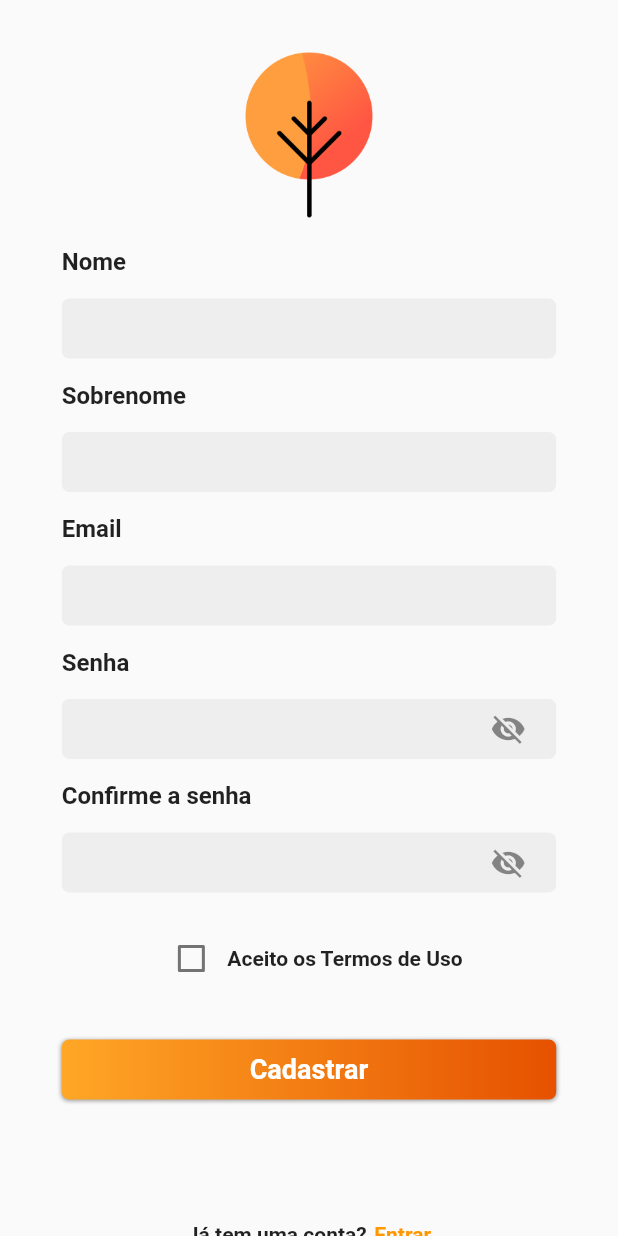
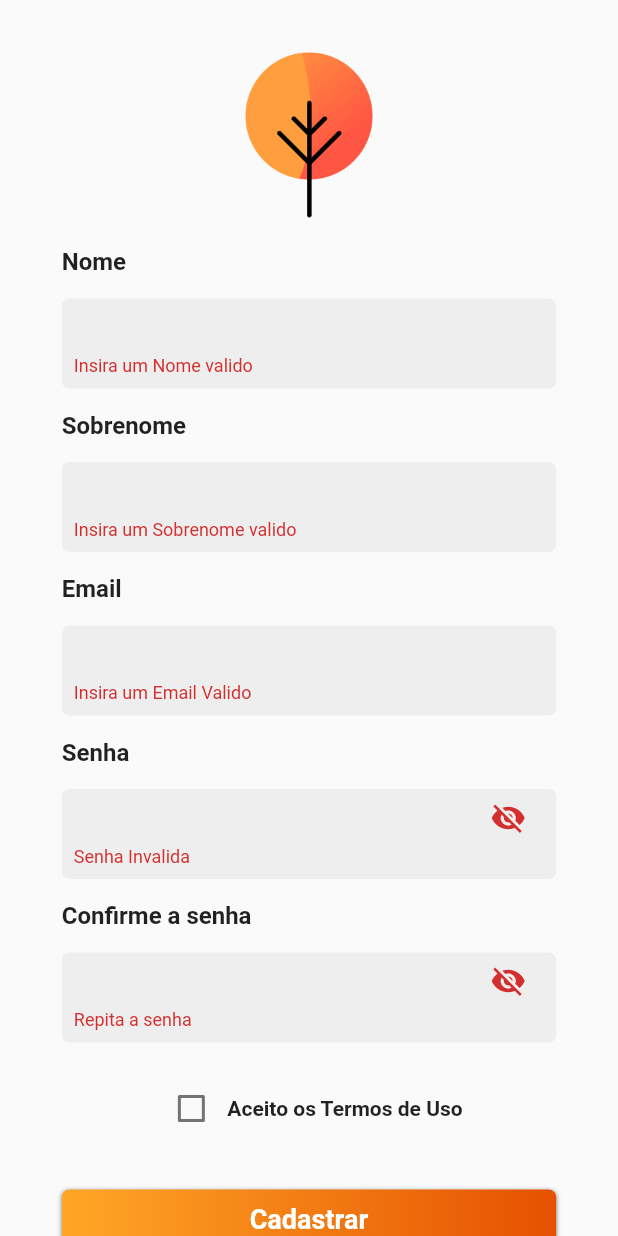
Before and after one commit to Gustavo0Henrick/login_screen, a Flutter app: the RegisterPage screen opened directly, after a tap on "Cadastrar", on a phone screen of 412 x 824 dp. Run offline on Flutter 3.47's test engine with Material 2 defaults, Android fonts, the phone set to English and light mode, and no system bars; our stand-ins replace shared_preferences; accounts and stored records are empty.

```diff
--- a/lib/src/core/component/custom_textformfield.dart
+++ b/lib/src/core/component/custom_textformfield.dart
@@ -4,11 +4,13 @@ import 'package:flutter/material.dart';
 class CustomTextFormField extends StatefulWidget {
   TextEditingController controller;
   Function validator;
+  double height;
 
   CustomTextFormField({
     Key key,
     this.controller,
     this.validator,
+    this.height = 40,
   }) : super(key: key);
 
   @override
@@ -23,7 +25,7 @@ class _CustomTextFormFieldState extends State<CustomTextFormField> {
         color: Colors.grey[200],
         borderRadius: BorderRadius.circular(5),
       ),
-      height: 40,
+      height: widget.height,
       width: MediaQuery.of(context).size.width * 0.8,
       child: Padding(
         padding: EdgeInsets.all(8),
--- a/lib/src/core/component/password_field.dart
+++ b/lib/src/core/component/password_field.dart
@@ -5,11 +5,13 @@ class PasswordField extends StatefulWidget {
   bool password;
   TextEditingController controller;
   Function validator;
+  double height;
   PasswordField({
     Key key,
     this.password,
     this.controller,
     this.validator,
+    this.height = 40,
   }) : super(key: key);
 
   @override
@@ -24,7 +26,7 @@ class _PasswordFieldState extends State<PasswordField> {
         color: Colors.grey[200],
         borderRadius: BorderRadius.circular(5),
       ),
-      height: 40,
+      height: widget.height,
       width: MediaQuery.of(context).size.width * 0.8,
       child: Padding(
         padding: EdgeInsets.all(8),
--- a/lib/src/core/constants/routes.dart
+++ b/lib/src/core/constants/routes.dart
@@ -1,4 +1,6 @@
 class Routes {
   static const signUp =
-      "https://identitytoolkit.googleapis.com/v1/accounts:signInWithCustomToken?key=AIzaSyBBr50PuwJacfZknqEW-yLBNNWd8Mbl3y4";
+      "https://identitytoolkit.googleapis.com/v1/accounts:signUp?key=AIzaSyBBr50PuwJacfZknqEW-yLBNNWd8Mbl3y4";
+  static const signIn =
+      "https://identitytoolkit.googleapis.com/v1/accounts:signInWithPassword?key=AIzaSyBBr50PuwJacfZknqEW-yLBNNWd8Mbl3y4";
 }
--- /dev/null
+++ b/lib/src/pages/login/login_service.dart
@@ -0,0 +1,15 @@
+import 'package:http/http.dart' as http;
+import 'package:login_screen/src/core/constants/routes.dart';
+import 'dart:convert';
+
+class LoginService {
+  login(String email, String password) async {
+    http.Response response = await http.post(Routes.signIn,
+        body: json.encode({
+          "email": email,
+          "password": password,
+          "returnSecureToken": true,
+        }));
+    print(response.body);
+  }
+}
--- a/lib/src/pages/register/register_page.dart
+++ b/lib/src/pages/register/register_page.dart
@@ -7,6 +7,7 @@ import 'package:login_screen/src/core/constants/preferences_key.dart';
 import 'package:login_screen/src/core/models/login_model.dart';
 import 'package:login_screen/src/pages/login/login_page.dart';
 import 'package:login_screen/src/core/component/password_field.dart';
+import 'package:login_screen/src/pages/register/register_service.dart';
 import 'package:shared_preferences/shared_preferences.dart';
 import 'dart:convert';
 
@@ -18,8 +19,15 @@ class RegisterPage extends StatefulWidget {
 }
 
 class _RegisterPageState extends State<RegisterPage> {
+  double _nameHeight = 40;
+  double _lastNameHeight = 40;
+  double _emailHeight = 40;
+  double _passwordHeight = 40;
+  double _confirmedHeight = 40;
+
   Color gradientColor1 = Colors.orange[400];
   Color gradientColor2 = Colors.orange[900];
+  final _formKey = GlobalKey<FormState>();
 
   bool valueCheck = false;
   bool isPassword = true;
@@ -38,7 +46,9 @@ class _RegisterPageState extends State<RegisterPage> {
           child: Row(
             mainAxisAlignment: MainAxisAlignment.center,
             children: [
-              Column(
+              Form(
+                key: _formKey,
+                child: Column(
                   mainAxisAlignment: MainAxisAlignment.spaceEvenly,
                   crossAxisAlignment: CrossAxisAlignment.start,
                   children: [
@@ -68,6 +78,13 @@ class _RegisterPageState extends State<RegisterPage> {
                     Padding(
                       padding: EdgeInsets.only(top: 15, bottom: 15),
                       child: CustomTextFormField(
+                        height: _nameHeight,
+                        validator: (value) {
+                          if (value.length < 2) {
+                            return "Insira um Nome valido";
+                          }
+                          return null;
+                        },
                         controller: _name,
                       ),
                     ),
@@ -81,6 +98,13 @@ class _RegisterPageState extends State<RegisterPage> {
                     Padding(
                       padding: EdgeInsets.only(top: 15, bottom: 15),
                       child: CustomTextFormField(
+                        height: _lastNameHeight,
+                        validator: (value) {
+                          if (value.length < 2) {
+                            return "Insira um Sobrenome valido";
+                          }
+                          return null;
+                        },
                         controller: _lastName,
                       ),
                     ),
@@ -94,6 +118,15 @@ class _RegisterPageState extends State<RegisterPage> {
                     Padding(
                       padding: EdgeInsets.only(top: 15),
                       child: CustomTextFormField(
+                        height: _emailHeight,
+                        validator: (value) {
+                          if (value.length < 5) {
+                            return "Insira um Email Valido";
+                          } else if (!value.contains("@")) {
+                            return "Email Invalido";
+                          }
+                          return null;
+                        },
                         controller: _email,
                       ),
                     ),
@@ -108,6 +141,13 @@ class _RegisterPageState extends State<RegisterPage> {
                       ),
                     ),
                     PasswordField(
+                      height: _passwordHeight,
+                      validator: (value) {
+                        if (value.length < 6) {
+                          return "Senha Invalida";
+                        }
+                        return null;
+                      },
                       controller: _password,
                       password: isPassword,
                     ),
@@ -122,6 +162,15 @@ class _RegisterPageState extends State<RegisterPage> {
                       ),
                     ),
                     PasswordField(
+                      height: _confirmedHeight,
+                      validator: (value) {
+                        if (value != _password.text) {
+                          return "Senhas Diferentes";
+                        } else if (value == '') {
+                          return "Repita a senha";
+                        }
+                        return null;
+                      },
                       controller: _confirmedPassword,
                       password: isPassword,
                     ),
@@ -152,7 +201,22 @@ class _RegisterPageState extends State<RegisterPage> {
                       child: GradientButton(
                         borderRadius: 5,
                         onPressed: () {
-                        _signUp();
+                          setState(() {
+                            if (_formKey.currentState.validate()) {
+                              _nameHeight = 40;
+                              _lastNameHeight = 40;
+                              _emailHeight = 40;
+                              _passwordHeight = 40;
+                              _confirmedHeight = 40;
+                            } else {
+                              _nameHeight = 60;
+                              _lastNameHeight = 60;
+                              _emailHeight = 60;
+                              _passwordHeight = 60;
+                              _confirmedHeight = 60;
+                            }
+                          });
+                          _doSignUp();
                         },
                         child: Text(
                           "Cadastrar",
@@ -206,6 +270,7 @@ class _RegisterPageState extends State<RegisterPage> {
                     ),
                   ],
                 ),
+              ),
             ],
           ),
         ),
@@ -213,18 +278,18 @@ class _RegisterPageState extends State<RegisterPage> {
     );
   }
 
-  void _signUp() {
-    LoginModel newUser = LoginModel(
-      name: _name.text,
-      lastName: _lastName.text,
-      email: _email.text,
-      password: _password.text,
-      keepOn: true,
-    );
+  // void _signUp() {
+  //   LoginModel newUser = LoginModel(
+  //     name: _name.text,
+  //     lastName: _lastName.text,
+  //     email: _email.text,
+  //     password: _password.text,
+  //     keepOn: true,
+  //   );
 
-    print(newUser);
-    _saveUser(newUser);
-  }
+  //   print(newUser);
+  //   _saveUser(newUser);
+  // }
 
   void _saveUser(LoginModel user) async {
     SharedPreferences prefs = await SharedPreferences.getInstance();
@@ -233,4 +298,15 @@ class _RegisterPageState extends State<RegisterPage> {
       json.encode(user.toJson()),
     );
   }
+
+  void _doSignUp() {
+    if (_formKey.currentState.validate()) {
+      SignUpService().signUp(
+        _email.text,
+        _password.text,
+      );
+    } else {
+      print("Invalida");
     }
+  }
+}
--- a/lib/src/sign_up.dart
+++ b/lib/src/pages/register/register_service.dart
@@ -2,10 +2,10 @@ import 'package:http/http.dart' as http;
 import 'package:login_screen/src/core/constants/routes.dart';
 import 'dart:convert';
 
-class SignUp {
+class SignUpService {
   signUp(String email, String password) async {
-    Uri uri = Uri.https(Routes.signUp, "/");
-    http.Response response = await http.post(uri,
+    // Uri uri = Uri.https(Routes.signUp, "/");
+    http.Response response = await http.post(Routes.signUp,
         body: json.encode({
           "email": email,
           "password": password,
```
Also changed, not shown: lib/src/pages/login/login_page.dart (+50 -9 lines), lib/src/sign_in.dart (deleted). Lines whose indentation alone changed are shown as unchanged.
